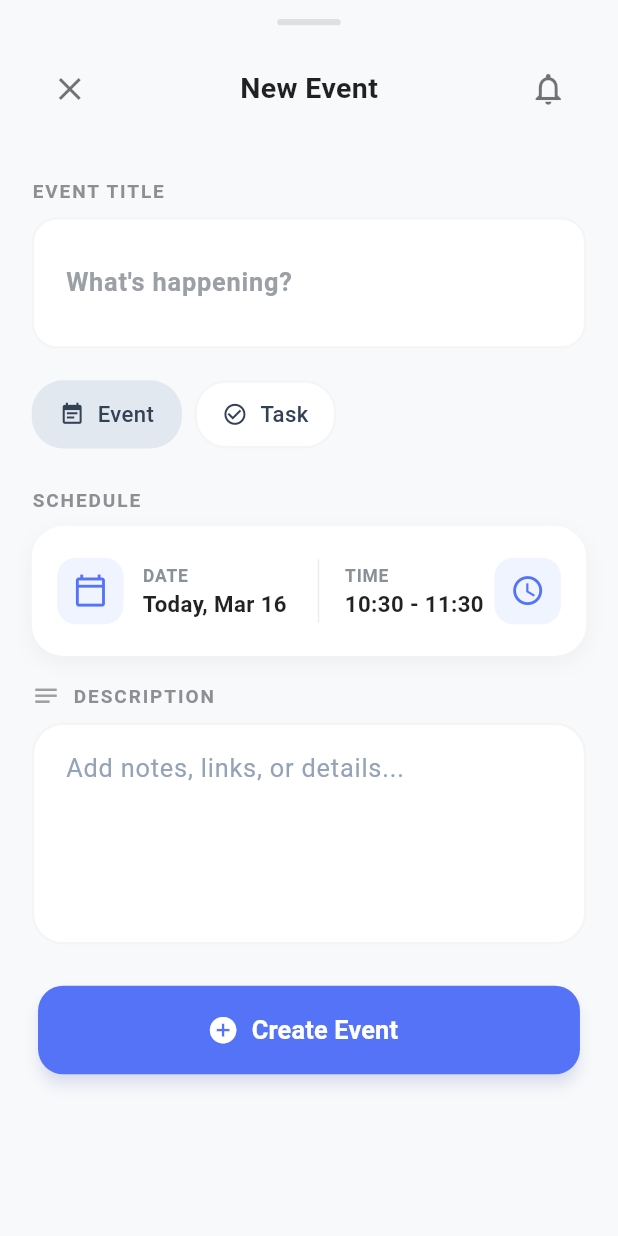
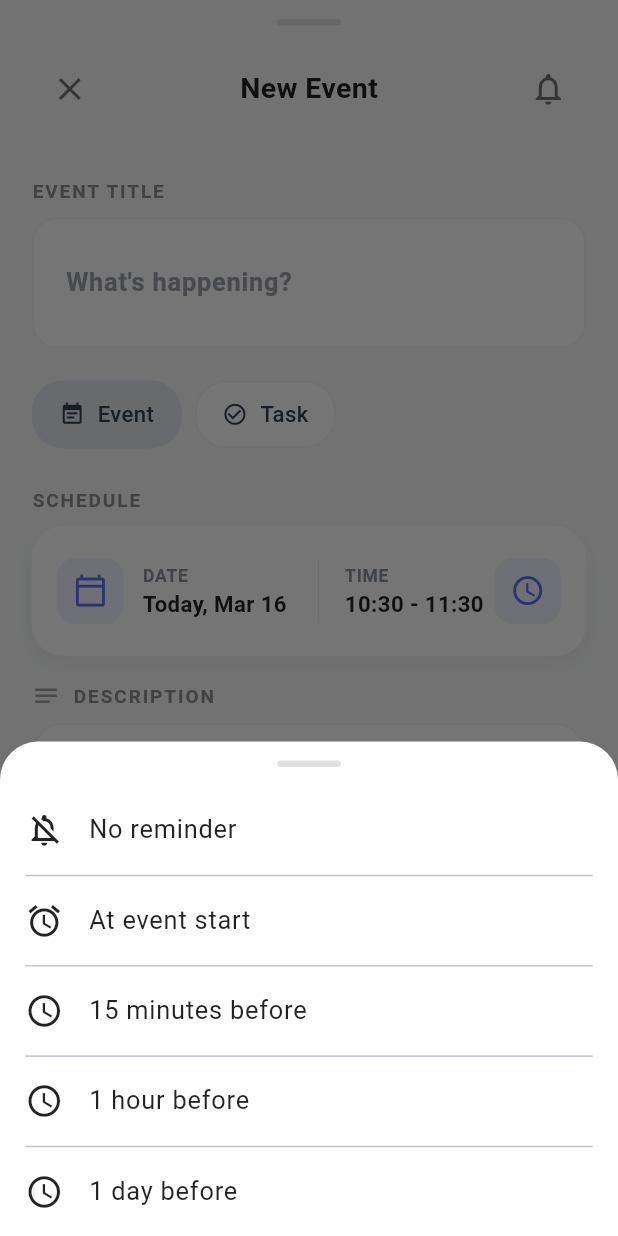
Before and after one commit to Ankitkumar72/synq, a Flutter app: the CreateEventPage widget shown alone on an empty page, opened directly, after a tap on the "notifications none" icon, on a phone screen of 412 x 824 dp. Run offline on Flutter 3.47's test engine with Material 3 defaults, Android fonts, the phone set to English and light mode, and no system bars; our stand-ins replace cloud_firestore, device_info_plus, firebase_auth, firebase_core, firebase_messaging, flutter_local_notifications and 9 more; missing offline and left inert: firebase_app_check, flutter_quill, html2md, markdown, markdown_quill, super_clipboard; accounts and stored records are empty; generated files the repository leaves out were written again.

Commit message:
Add the event reminders and fixed the Gesture Bar on the tasks page

```diff
--- a/lib/features/home/presentation/widgets/create_task_sheet.dart
+++ b/lib/features/home/presentation/widgets/create_task_sheet.dart
@@ -619,6 +619,15 @@ class _CreateTaskSheetState extends ConsumerState<CreateTaskSheet> {
       ),
       child: Column(
         children: [
+          const SizedBox(height: 12),
+          Container(
+            width: 40,
+            height: 4,
+            decoration: BoxDecoration(
+              color: Colors.grey.shade300,
+              borderRadius: BorderRadius.circular(2),
+            ),
+          ),
           // Header
           Padding(
             padding: const EdgeInsets.symmetric(horizontal: 20, vertical: 16),
--- a/lib/features/timeline/presentation/pages/create_event_page.dart
+++ b/lib/features/timeline/presentation/pages/create_event_page.dart
@@ -27,6 +27,7 @@ class _CreateEventPageState extends ConsumerState<CreateEventPage> {
 
   // Added recurrence rule state
   RecurrenceRule? _recurrenceRule;
+  DateTime? _eventReminderTime;
 
   @override
   void dispose() {
@@ -186,13 +187,120 @@ class _CreateEventPageState extends ConsumerState<CreateEventPage> {
             ),
           ),
           IconButton(
-            icon: const Icon(Icons.notifications_none),
-            onPressed: () {}, // Event reminders would go here
-            color: Colors.black54,
-          ),
+             icon: Icon(
+               _eventReminderTime == null
+                   ? Icons.notifications_none
+                   : Icons.notifications_active_outlined,
+             ),
+             onPressed: _pickReminderTime,
+             color: _eventReminderTime == null
+                 ? Colors.black54
+                 : const Color(0xFF5473F7),
+             tooltip: _formatReminderLabel(),
+           ),
         ],
       ),
     );
+  }
+
+  String _formatReminderLabel() {
+     if (_eventReminderTime == null) return 'Add reminder';
+     final now = DateTime.now();
+     if (_eventReminderTime!.year == now.year && _eventReminderTime!.day == now.day) {
+       return 'Today, ${_formatTimeFromTimeOfDay(TimeOfDay.fromDateTime(_eventReminderTime!))}';
+     }
+     return '${_eventReminderTime!.month}/${_eventReminderTime!.day}, ${_formatTimeFromTimeOfDay(TimeOfDay.fromDateTime(_eventReminderTime!))}';
+  }
+
+  Future<void> _pickReminderTime() async {
+    final selection = await showModalBottomSheet<String>(
+      context: context,
+      isScrollControlled: true,
+      backgroundColor: Colors.white,
+      shape: const RoundedRectangleBorder(
+        borderRadius: BorderRadius.vertical(top: Radius.circular(24)),
+      ),
+      builder: (context) {
+        return SafeArea(
+          child: Column(
+            mainAxisSize: MainAxisSize.min,
+            children: [
+              const SizedBox(height: 12),
+              Container(
+                width: 40,
+                height: 4,
+                decoration: BoxDecoration(
+                  color: Colors.grey[300],
+                  borderRadius: BorderRadius.circular(2),
+                ),
+              ),
+              const SizedBox(height: 12),
+              ListTile(
+                leading: const Icon(Icons.notifications_off_outlined, color: Colors.black87),
+                title: const Text('No reminder', style: TextStyle(color: Colors.black87)),
+                onTap: () => Navigator.pop(context, 'none'),
+              ),
+              const Divider(height: 1, indent: 16, endIndent: 16),
+              ListTile(
+                leading: const Icon(Icons.alarm, color: Colors.black87),
+                title: const Text('At event start', style: TextStyle(color: Colors.black87)),
+                onTap: () => Navigator.pop(context, '0m'),
+              ),
+              const Divider(height: 1, indent: 16, endIndent: 16),
+              ListTile(
+                leading: const Icon(Icons.schedule, color: Colors.black87),
+                title: const Text('15 minutes before', style: TextStyle(color: Colors.black87)),
+                onTap: () => Navigator.pop(context, '15m'),
+              ),
+              const Divider(height: 1, indent: 16, endIndent: 16),
+              ListTile(
+                leading: const Icon(Icons.schedule, color: Colors.black87),
+                title: const Text('1 hour before', style: TextStyle(color: Colors.black87)),
+                onTap: () => Navigator.pop(context, '1h'),
+              ),
+              const Divider(height: 1, indent: 16, endIndent: 16),
+              ListTile(
+                leading: const Icon(Icons.schedule, color: Colors.black87),
+                title: const Text('1 day before', style: TextStyle(color: Colors.black87)),
+                onTap: () => Navigator.pop(context, '1d'),
+              ),
+            ],
+          ),
+        );
+      },
+    );
+
+    if (!mounted || selection == null) return;
+
+    if (selection == 'none') {
+      setState(() => _eventReminderTime = null);
+      return;
+    }
+
+    Duration delta = Duration.zero;
+    switch (selection) {
+      case '15m':
+        delta = const Duration(minutes: 15);
+      case '1h':
+        delta = const Duration(hours: 1);
+      case '1d':
+        delta = const Duration(days: 1);
+      case '0m':
+      default:
+        delta = Duration.zero;
+    }
+
+    final startDate = DateTime(
+      _startDate.year,
+      _startDate.month,
+      _startDate.day,
+      _startTime.hour,
+      _startTime.minute,
+    );
+
+    setState(() {
+      _eventReminderTime = startDate.subtract(delta);
+    });
   }
 
   Widget _buildTitleInput() {
```
